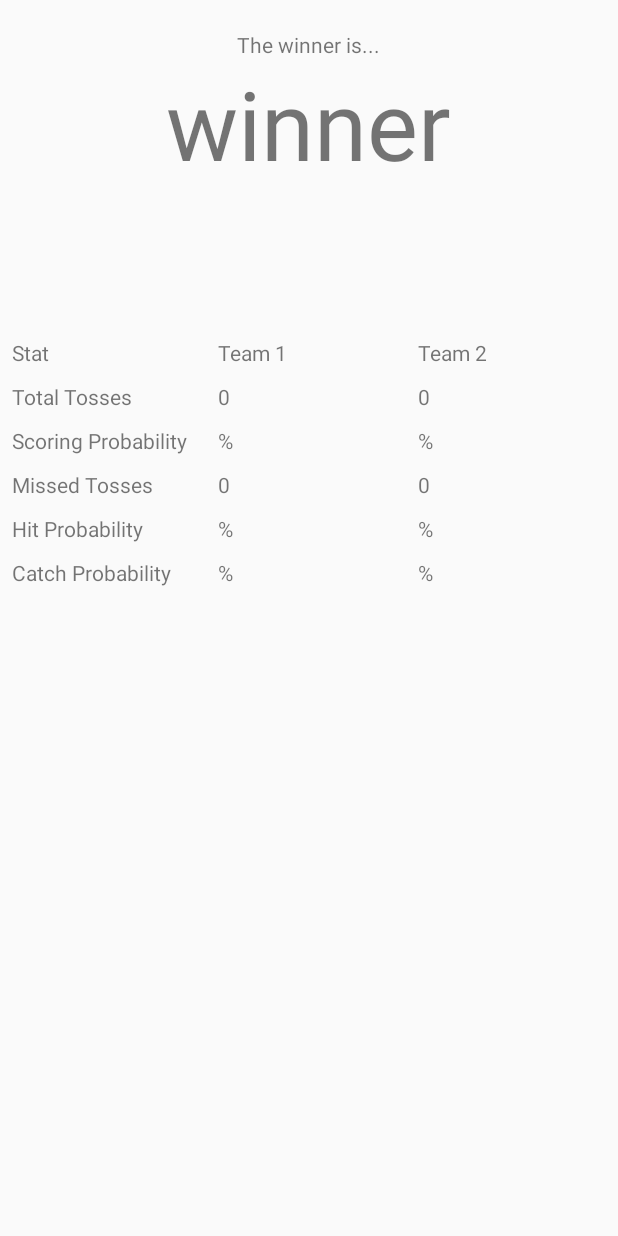
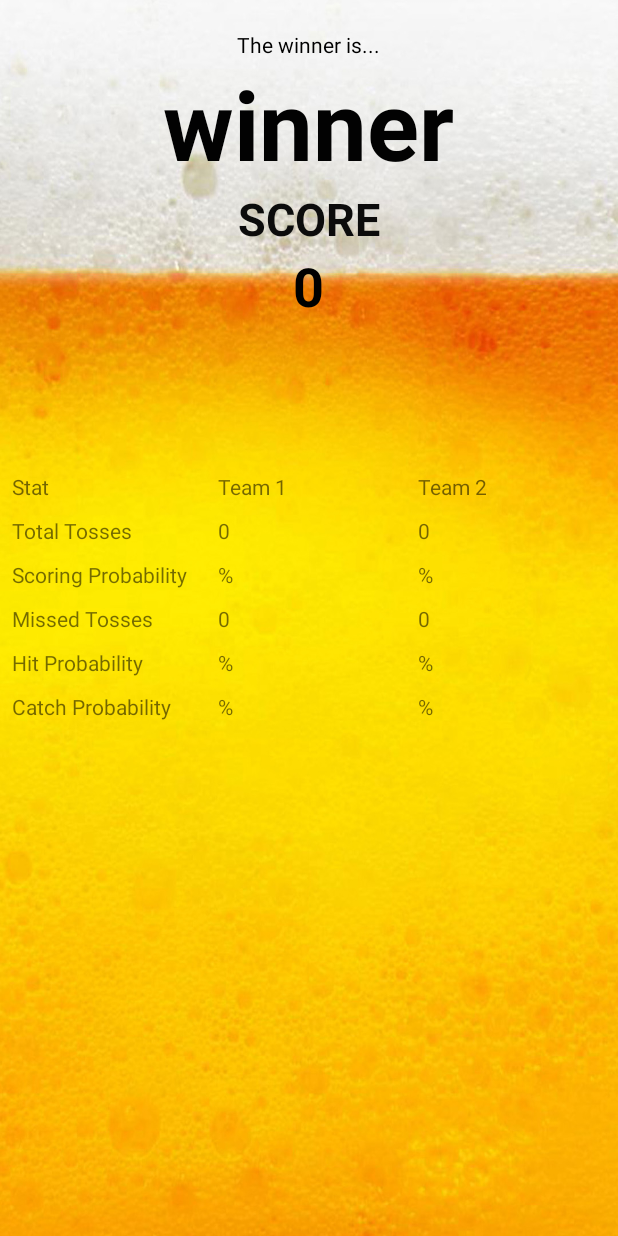
Before and after one commit to marsh208/AndroidFinal, an Android app: the layout activity_stats.xml on its own in the app's theme, with its tools: preview values and no code run, on a phone screen of 412 x 824 dp. Run offline under Robolectric (Android 15) with nearby library versions, the phone set to English and light mode, and no system bars.

Commit message:
MARKS TOE

```diff
--- a/app/src/main/java/com/example/finalproject/GameActivity.kt
+++ b/app/src/main/java/com/example/finalproject/GameActivity.kt
@@ -141,7 +141,7 @@
 
     private fun generateStats(winner : String) {
         //score, total tosses, scoring prob = score/totalTosses, missed tossess = totalTosses-catches-points, hit % = catches+points/totalTosses, team1catches = team2tosses-misses-scores/team2tosses
-
+        val finalScores = team1Score.toString() + " : " + team2Score.toString()
         val scoreProb1 = "%.2f".format((team1Score.toDouble()/team1TotalTosses)*100) + "%"
         val scoreProb2 = "%.2f".format((team2Score.toDouble()/team2TotalTosses)*100) + "%"
 
@@ -200,6 +200,10 @@
                 "catchProb2",
                 catchProb2
             )
+            putExtra(
+                "finalScores",
+                finalScores
+            )
         })
 
 
--- a/app/src/main/java/com/example/finalproject/StatsActivity.kt
+++ b/app/src/main/java/com/example/finalproject/StatsActivity.kt
@@ -55,6 +55,8 @@
         team1CatchProb.text = intent.extras?.get("catchProb1").toString()
         team2CatchProb.text = intent.extras?.get("catchProb2").toString()
 
+        displayFinalScores.text = intent.extras?.get("finalScores").toString()
+
 
 
     }
--- a/app/src/main/res/layout/activity_stats.xml
+++ b/app/src/main/res/layout/activity_stats.xml
@@ -1,22 +1,54 @@
 <?xml version="1.0" encoding="utf-8"?>
 <LinearLayout xmlns:android="http://schemas.android.com/apk/res/android"
     android:orientation="vertical" android:layout_width="match_parent"
-    android:layout_height="match_parent">
+    android:layout_height="match_parent"
+    android:background="@drawable/backgroundbeer">
+
 
     <TextView
-        android:layout_marginTop="20dp"
         android:layout_width="wrap_content"
         android:layout_height="wrap_content"
+        android:layout_gravity="center"
+        android:layout_marginTop="20dp"
         android:text="The winner is..."
-        android:layout_gravity="center" />
+        android:textColor="#000000" />
+
     <TextView
         android:id="@+id/winnerText"
         android:layout_width="wrap_content"
         android:layout_height="wrap_content"
+        android:layout_gravity="center"
+        android:background="#00FFD800"
+        android:shadowColor="#00FA0C0C"
         android:text="winner"
+        android:textColor="#020202"
         android:textSize="@android:dimen/notification_large_icon_height"
-        android:layout_gravity="center" />
+        android:textStyle="bold" />
 
+    <TextView
+        android:layout_width="wrap_content"
+        android:layout_height="wrap_content"
+        android:layout_gravity="center"
+        android:text="SCORE"
+        android:textColor="#0C0C0C"
+        android:textColorHighlight="#00FFFFFF"
+        android:textColorHint="#000000"
+        android:textColorLink="#00000000"
+        android:textSize="30sp"
+        android:textStyle="bold" />
+
+    <TextView
+        android:id="@+id/displayFinalScores"
+        android:layout_width="wrap_content"
+        android:layout_height="wrap_content"
+        android:layout_gravity="center"
+        android:text="0"
+
+        android:textColor="#000000"
+        android:textColorHint="#0045C55A"
+        android:textColorLink="#000000"
+        android:textSize="36sp"
+        android:textStyle="bold" />
 
 
     <TableLayout
@@ -235,6 +267,7 @@
         </TableRow>
     </TableLayout>
 
+
 <com.google.android.gms.ads.AdView
     xmlns:ads="http://schemas.android.com/apk/res-auto"
     android:id="@+id/adView"
@@ -246,4 +279,6 @@
     ads:adUnitId="ca-app-pub-3940256099942544/6300978111">
 </com.google.android.gms.ads.AdView>
 
+
+
 </LinearLayout>
```
Also changed, not shown: app/src/main/res/drawable/statsbackground_background.xml (added, +74 -0 lines), app/src/main/res/layout/activity_game.xml (+11 -13 lines), app/src/main/res/layout/activity_main.xml (+5 -2 lines), app/src/main/res/drawable/backgroundbeer.jpg (added), app/src/main/res/drawable/backgroundforndroid.jpg (added), app/src/main/statsBackground-web.png (added).
